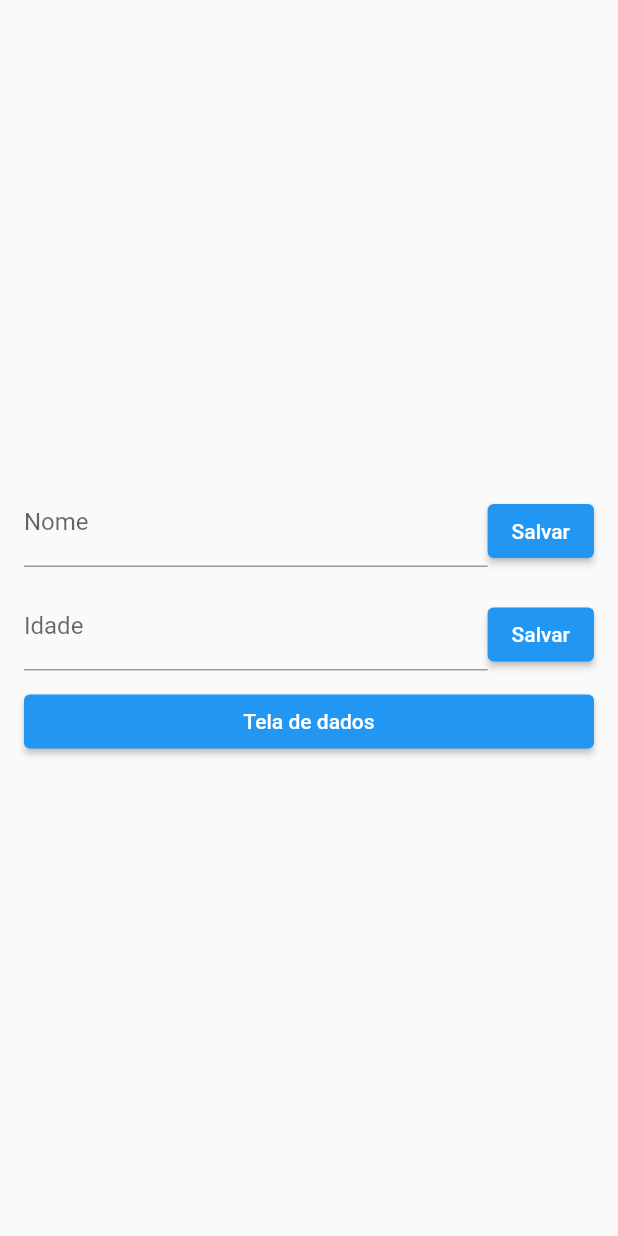
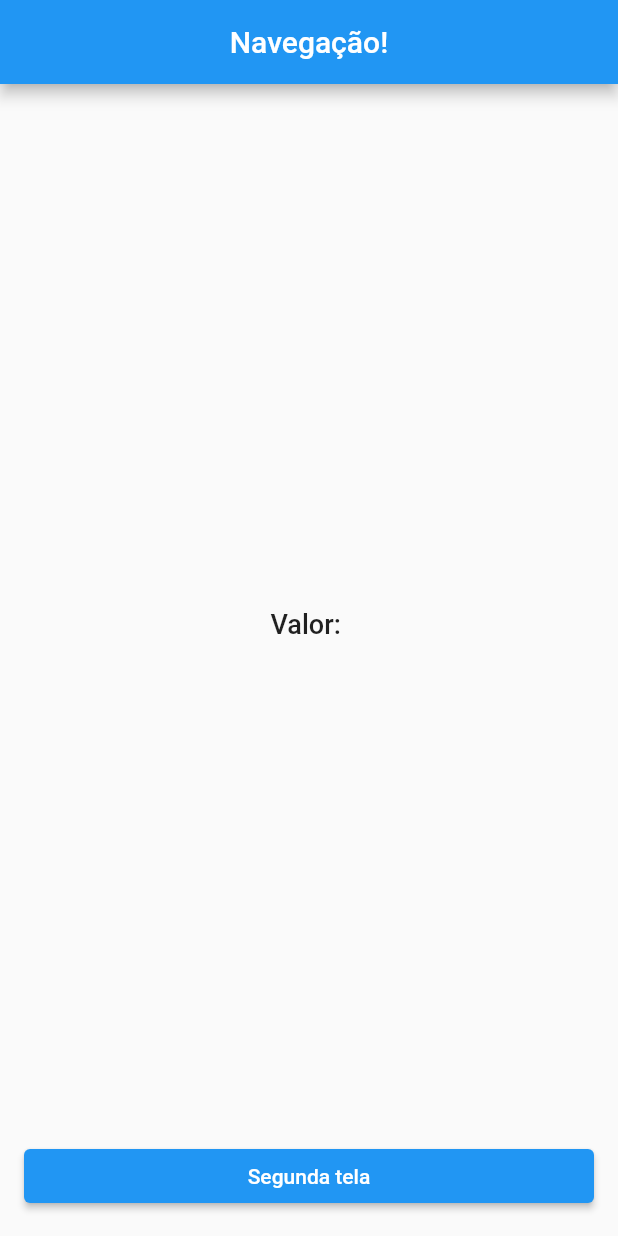
Before and after one commit to soapmactavish23/getx_intro, a Flutter app: the screen it shows after launch, on a phone screen of 412 x 824 dp. Run offline on Flutter 3.47's test engine with Material 2 defaults, Android fonts, the phone set to English and light mode, and no system bars; our stand-ins replace get.

Commit message:
Utilizando a navegação com o GetX

```diff
--- a/lib/main.dart
+++ b/lib/main.dart
@@ -1,12 +1,7 @@
 import 'package:flutter/material.dart';
 import 'package:get/get.dart';
-import 'package:getx_intro/user_controller.dart';
 
 void main() {
-  // Get.put<UserController>(UserController());
-
-  Get.lazyPut<UserController>(() => UserController());
-
   runApp(const MyApp());
 }
 
@@ -15,96 +10,57 @@
 
   @override
   Widget build(BuildContext context) {
-    return MaterialApp(
+    return GetMaterialApp(
       title: 'Flutter Demo',
       theme: ThemeData(
         primarySwatch: Colors.blue,
       ),
-      home: HomePage(),
+      home: const HomePage(),
     );
   }
 }
 
 class HomePage extends StatelessWidget {
-  HomePage({Key? key}) : super(key: key);
-
-  final nameController = TextEditingController();
-  final ageController = TextEditingController();
-
-  final UserController userController = Get.find();
+  const HomePage({Key? key}) : super(key: key);
 
   @override
   Widget build(BuildContext context) {
     return Scaffold(
+      appBar: AppBar(
+        title: const Text('Navegação!'),
+        centerTitle: true,
+      ),
       body: Padding(
         padding: const EdgeInsets.all(16),
         child: Column(
-          mainAxisAlignment: MainAxisAlignment.center,
           crossAxisAlignment: CrossAxisAlignment.stretch,
           children: [
-            Row(
-              crossAxisAlignment: CrossAxisAlignment.end,
-              children: [
-                // Campo de nome
-                Expanded(
-                  child: TextField(
-                    controller: nameController,
-                    decoration: const InputDecoration(
-                      labelText: 'Nome',
-                    ),
+            const Expanded(
+              child: Center(
+                // Apresentação de valor
+                child: Text(
+                  'Valor: ',
+                  style: TextStyle(
+                    fontSize: 18,
+                    fontWeight: FontWeight.w500,
                   ),
                 ),
-
-                // Botão para salvar o nome
-                ElevatedButton(
-                  onPressed: () {
-                    userController.setUserName(nameController.text);
-                  },
-                  child: const Text('Salvar'),
-                ),
-              ],
+              ),
             ),
 
-            // Espaçamento
-            const SizedBox(height: 10),
-
-            Row(
-              crossAxisAlignment: CrossAxisAlignment.end,
-              children: [
-                // Campo de idade
-                Expanded(
-                  child: TextField(
-                    controller: ageController,
-                    decoration: const InputDecoration(
-                      labelText: 'Idade',
-                    ),
-                  ),
-                ),
-
-                // Botão para salvar a idade
-                ElevatedButton(
-                  onPressed: () {
-                    userController.setUserAge(int.parse(ageController.text));
-                  },
-                  child: const Text('Salvar'),
-                ),
-              ],
-            ),
-
-            // Espaçamento
-            const SizedBox(height: 10),
-
+            // Botão para navegação
             ElevatedButton(
-              onPressed: () {
-                Navigator.of(context).push(
-                  MaterialPageRoute(
-                    builder: (context) {
-                      return const DataScreen();
-                    },
-                  ),
-                );
+              onPressed: () async {
+                // final result = await Navigator.push(
+                //   context,
+                //   MaterialPageRoute(
+                //     builder: ((context) => DataScreen()),
+                //   ),
+                // );
+                final result = await Get.to(() => DataScreen());
+                print(result);
               },
-              child: const Text('Tela de dados'),
+              child: const Text('Segunda tela'),
             ),
           ],
         ),
@@ -113,38 +69,39 @@
   }
 }
 
-class DataScreen extends GetView<UserController> {
-  const DataScreen({
-    Key? key,
-  }) : super(key: key);
+class DataScreen extends StatelessWidget {
+  DataScreen({Key? key}) : super(key: key);
 
-  TextStyle commonStyle() => const TextStyle(
-        fontSize: 20,
-        fontWeight: FontWeight.w700,
-      );
-
-  // final UserController controller = Get.find();
+  final textController = TextEditingController();
 
   @override
   Widget build(BuildContext context) {
     return Scaffold(
       appBar: AppBar(
-        title: const Text('Dados'),
+        title: const Text('Definição de dado'),
+        centerTitle: true,
       ),
-      body: Center(
+      body: Padding(
+        padding: const EdgeInsets.all(16),
         child: Column(
-          mainAxisSize: MainAxisSize.min,
+          mainAxisAlignment: MainAxisAlignment.center,
           children: [
-            // Apresentação do nome
-            Text(
-              'Nome: ${controller.user.value.name}',
-              style: commonStyle(),
+            // Campo de definição de valor
+            TextField(
+              controller: textController,
             ),
 
-            // Apresentação da idade
-            Text(
-              'idade: ${controller.user.value.age}',
-              style: commonStyle(),
+            // Espaçamento
+            const SizedBox(height: 10),
+
+            // Botão para voltar passando o valor
+            ElevatedButton(
+              onPressed: () {
+                final value = textController.text;
+                // Navigator.of(context).pop(value);
+                Get.back(result: value);
+              },
+              child: const Text('Retornar'),
             ),
           ],
         ),
```
